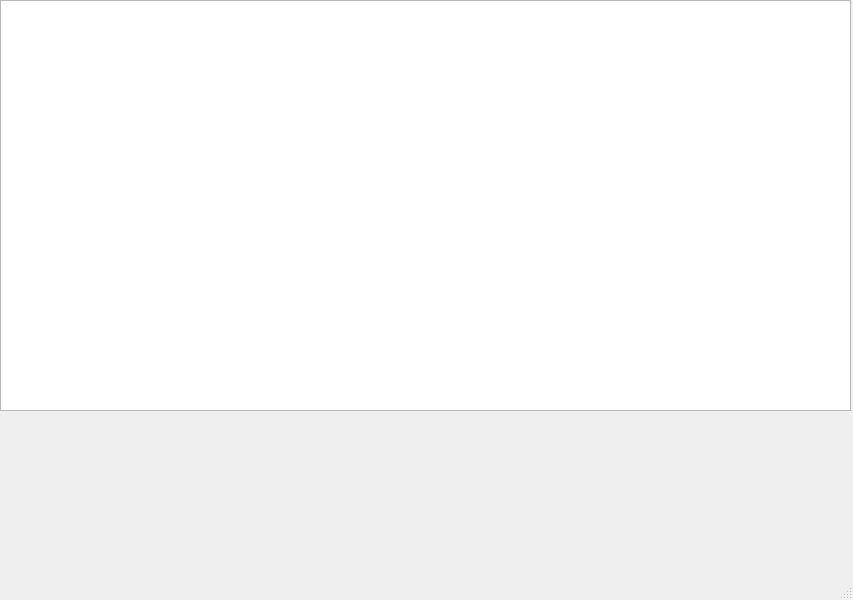
The window that mainwindow.ui (huc-m/PianoBQ) describes before a commit, drawn with Qt 5.
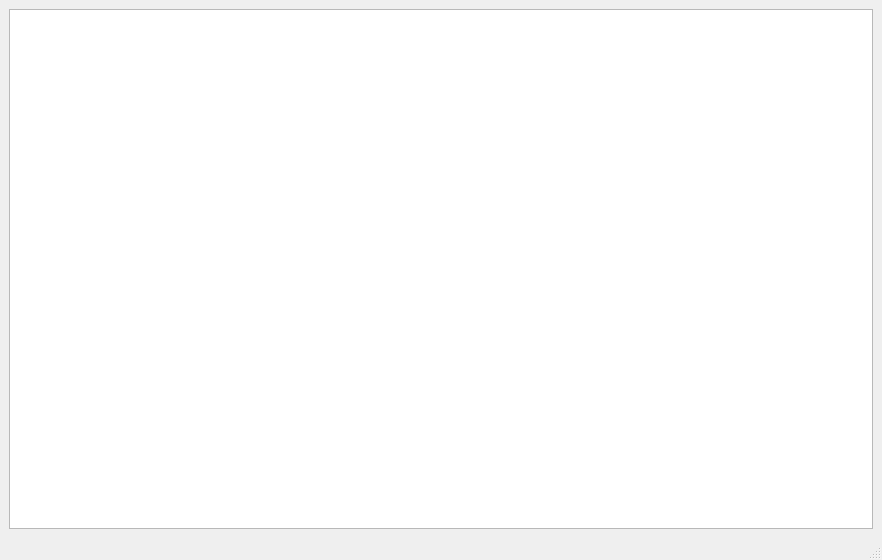
The same window after the commit.

```diff
--- a/mainwindow.ui
+++ b/mainwindow.ui
@@ -6,23 +6,17 @@
    <rect>
     <x>0</x>
     <y>0</y>
-    <width>853</width>
-    <height>600</height>
+    <width>882</width>
+    <height>560</height>
    </rect>
   </property>
   <property name="windowTitle">
    <string>MainWindow</string>
   </property>
   <widget class="QWidget" name="centralwidget">
+   <layout class="QGridLayout" name="gridLayout">
+    <item row="0" column="0">
    <widget class="QGraphicsView" name="graphicsView">
-    <property name="geometry">
-     <rect>
-      <x>0</x>
-      <y>0</y>
-      <width>851</width>
-      <height>411</height>
-     </rect>
-    </property>
     <property name="verticalScrollBarPolicy">
      <enum>Qt::ScrollBarAlwaysOff</enum>
     </property>
@@ -30,6 +24,8 @@
      <enum>Qt::ScrollBarAlwaysOff</enum>
     </property>
    </widget>
+    </item>
+   </layout>
   </widget>
   <widget class="QMenuBar" name="menubar">
    <property name="geometry">
```
Left out of the diff: 2 changed lines with no effect on the pictures. Lines whose indentation alone changed are shown as unchanged.
